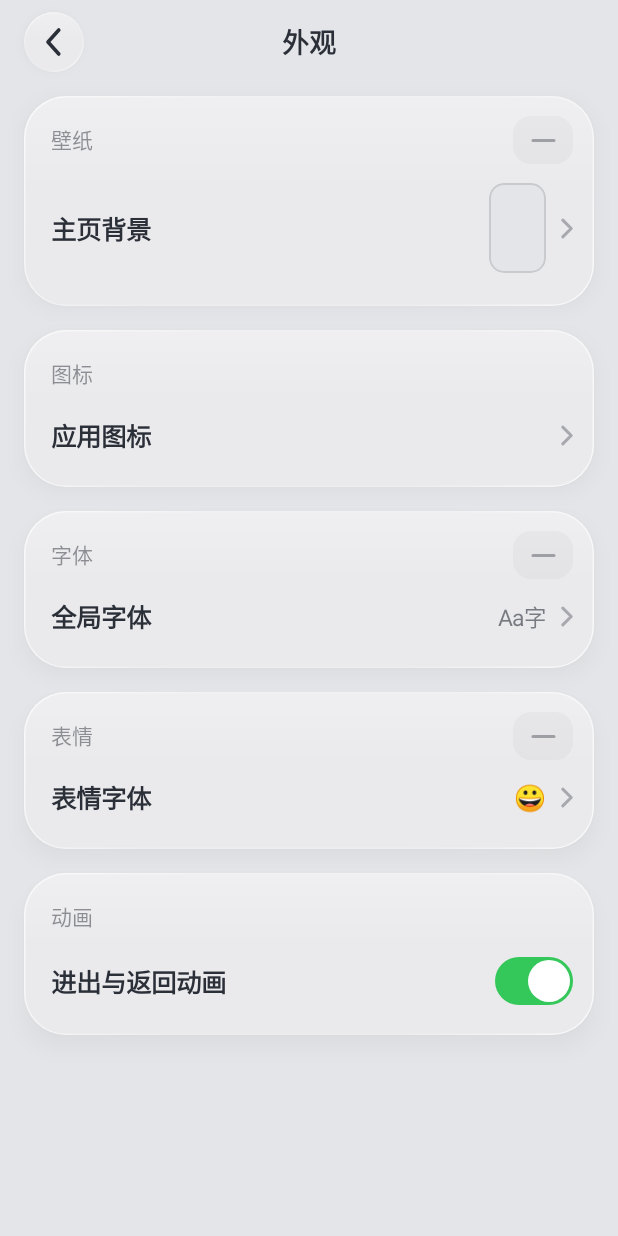
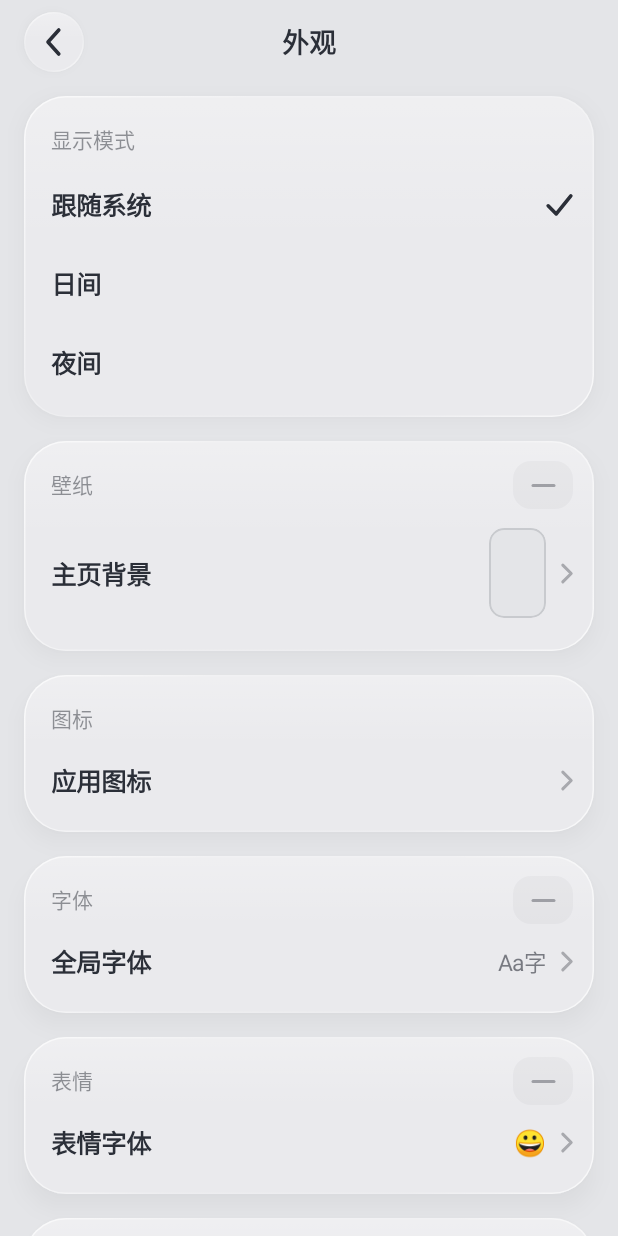
Before and after one commit to yuh25505-cell/dev_island, an Android app built with Jetpack Compose: the composable AppearancePage shown on its own in the app's theme, on a phone screen of 412 x 824 dp. Run offline under Robolectric (Android 15) with nearby library versions, the phone set to English and light mode, and no system bars.

Commit message:
1.11 外观：表情字体可多个并切换；跟随系统切日夜不再回主屏；外观首页新增显示模式选择（v0.34）

```diff
--- a/app/build.gradle.kts
+++ b/app/build.gradle.kts
@@ -11,8 +11,8 @@ android {
         applicationId = "com.island.phone"
         minSdk = 26
         targetSdk = 36
-        versionCode = 33
-        versionName = "0.33"
+        versionCode = 34
+        versionName = "0.34"
     }
 
     val keystorePath = System.getenv("KEYSTORE_PATH")
--- a/app/src/main/AndroidManifest.xml
+++ b/app/src/main/AndroidManifest.xml
@@ -12,6 +12,7 @@
 
         <activity
             android:name=".MainActivity"
+            android:configChanges="uiMode"
             android:exported="true"
             android:theme="@style/Theme.Island">
             <intent-filter>
--- a/feature/appearance/src/main/java/com/island/phone/feature/appearance/AppearancePage.kt
+++ b/feature/appearance/src/main/java/com/island/phone/feature/appearance/AppearancePage.kt
@@ -1,6 +1,5 @@
 package com.island.phone.feature.appearance
 
-import android.widget.Toast
 import androidx.activity.compose.rememberLauncherForActivityResult
 import androidx.activity.result.PickVisualMediaRequest
 import androidx.activity.result.contract.ActivityResultContracts
@@ -27,6 +26,7 @@ import com.island.phone.core.ui.appearance.AppearanceStore
 import com.island.phone.core.ui.shell.AppShell
 import com.island.phone.core.ui.text.BasicText
 import com.island.phone.core.ui.theme.IslandTheme
+import com.island.phone.core.ui.theme.ThemeMode
 import kotlinx.coroutines.launch
 
 @Composable
@@ -37,21 +37,13 @@ fun AppearancePage(onBack: () -> Unit) {
     val labelColor = IslandTheme.icon.label
     var iconsOpen by remember { mutableStateOf(false) }
     var fontsOpen by remember { mutableStateOf(false) }
+    var emojiOpen by remember { mutableStateOf(false) }
 
     val pickWallpaper = rememberLauncherForActivityResult(ActivityResultContracts.PickVisualMedia()) { uri ->
         if (uri != null) scope.launch { store.importWallpaper(uri) }
     }
     val launchWallpaperPicker = {
         pickWallpaper.launch(PickVisualMediaRequest(ActivityResultContracts.PickVisualMedia.ImageOnly))
-    }
-    val pickEmoji = rememberLauncherForActivityResult(ActivityResultContracts.OpenDocument()) { uri ->
-        if (uri != null) {
-            scope.launch {
-                if (!store.importEmoji(uri)) {
-                    Toast.makeText(context, "这个字体文件用不了", Toast.LENGTH_SHORT).show()
-                }
-            }
-        }
     }
 
     Box(modifier = Modifier.fillMaxSize()) {
@@ -63,6 +55,27 @@ fun AppearancePage(onBack: () -> Unit) {
                     .padding(horizontal = 16.dp)
                     .padding(top = 8.dp, bottom = 24.dp)
             ) {
+                SettingCard(title = "显示模式", titleColor = labelColor) {
+                    ChoiceRow(
+                        title = "跟随系统",
+                        color = labelColor,
+                        selected = store.themeMode == ThemeMode.FOLLOW_SYSTEM,
+                        onDelete = null
+                    ) { store.setThemeMode(ThemeMode.FOLLOW_SYSTEM) }
+                    ChoiceRow(
+                        title = "日间",
+                        color = labelColor,
+                        selected = store.themeMode == ThemeMode.DAY,
+                        onDelete = null
+                    ) { store.setThemeMode(ThemeMode.DAY) }
+                    ChoiceRow(
+                        title = "夜间",
+                        color = labelColor,
+                        selected = store.themeMode == ThemeMode.NIGHT,
+                        onDelete = null
+                    ) { store.setThemeMode(ThemeMode.NIGHT) }
+                }
+                Spacer(Modifier.height(16.dp))
                 SettingCard(
                     title = "壁纸",
                     titleColor = labelColor,
@@ -128,7 +141,7 @@ fun AppearancePage(onBack: () -> Unit) {
                                 style = TextStyle(fontSize = 17.sp)
                             )
                         }
-                    ) { pickEmoji.launch(arrayOf("*/*")) }
+                    ) { emojiOpen = true }
                 }
                 Spacer(Modifier.height(16.dp))
                 SettingCard(title = "动画", titleColor = labelColor) {
@@ -146,5 +159,8 @@ fun AppearancePage(onBack: () -> Unit) {
         if (fontsOpen) {
             FontsSubPage(store = store, onClose = { fontsOpen = false })
         }
+        if (emojiOpen) {
+            EmojiSubPage(store = store, onClose = { emojiOpen = false })
+        }
     }
 }
```
Also changed, not shown: app/src/main/java/com/island/phone/ThemeController.kt (+6 -14 lines), core/ui/src/main/java/com/island/phone/core/ui/appearance/AppearanceStore.kt (+86 -19 lines), feature/appearance/src/main/java/com/island/phone/feature/appearance/FontsSubPage.kt (+54 -12 lines).
